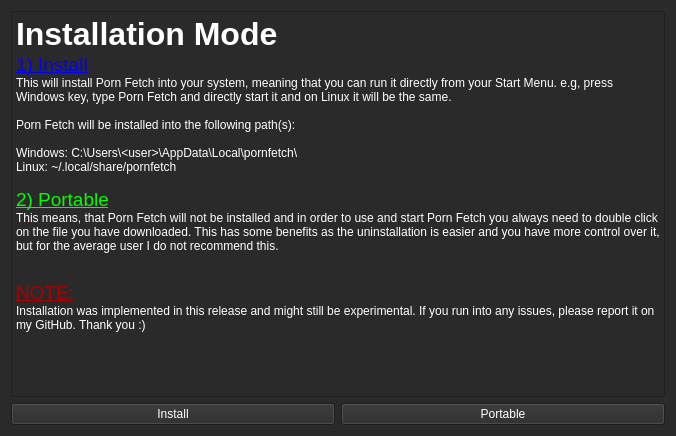
Qt form src/frontend/form_install_dialog.ui (EchterAlsFake/Porn_Fetch) before a commit.
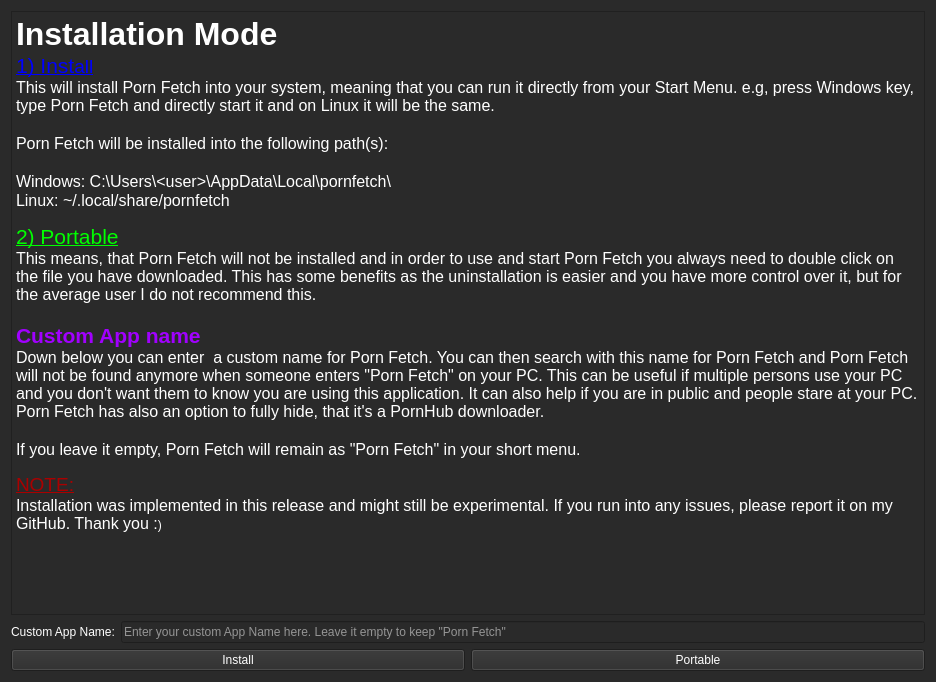
The same form after that commit.

Commit message: - support for custom app name, when installing porn fetch

```diff
--- a/src/frontend/form_install_dialog.ui
+++ b/src/frontend/form_install_dialog.ui
@@ -6,8 +6,8 @@
    <rect>
     <x>0</x>
     <y>0</y>
-    <width>676</width>
-    <height>436</height>
+    <width>936</width>
+    <height>682</height>
    </rect>
   </property>
   <property name="windowTitle">
@@ -29,25 +29,51 @@
 hr { height: 1px; border-width: 0; }
 li.unchecked::marker { content: &quot;\2610&quot;; }
 li.checked::marker { content: &quot;\2612&quot;; }
-&lt;/style&gt;&lt;/head&gt;&lt;body style=&quot; font-family:'Segoe UI'; font-size:9pt; font-weight:400; font-style:normal;&quot;&gt;
-&lt;p style=&quot; margin-top:0px; margin-bottom:0px; margin-left:0px; margin-right:0px; -qt-block-indent:0; text-indent:0px;&quot;&gt;&lt;span style=&quot; font-size:24pt; font-weight:700;&quot;&gt;Installation Mode&lt;/span&gt;&lt;/p&gt;
-&lt;p style=&quot; margin-top:0px; margin-bottom:0px; margin-left:0px; margin-right:0px; -qt-block-indent:0; text-indent:0px;&quot;&gt;&lt;span style=&quot; font-size:14pt; text-decoration: underline; color:#0000ff;&quot;&gt;1) Install&lt;/span&gt;&lt;/p&gt;
-&lt;p style=&quot; margin-top:0px; margin-bottom:0px; margin-left:0px; margin-right:0px; -qt-block-indent:0; text-indent:0px;&quot;&gt;This will install Porn Fetch into your system, meaning that you can run it directly from your Start Menu. e.g, press Windows key, type Porn Fetch and directly start it and on Linux it will be the same.&lt;/p&gt;
+&lt;/style&gt;&lt;/head&gt;&lt;body style=&quot; font-family:'Sans Serif'; font-size:9pt; font-weight:400; font-style:normal;&quot;&gt;
+&lt;p style=&quot; margin-top:0px; margin-bottom:0px; margin-left:0px; margin-right:0px; -qt-block-indent:0; text-indent:0px;&quot;&gt;&lt;span style=&quot; font-family:'Segoe UI'; font-size:24pt; font-weight:700;&quot;&gt;Installation Mode&lt;/span&gt;&lt;/p&gt;
+&lt;p style=&quot; margin-top:0px; margin-bottom:0px; margin-left:0px; margin-right:0px; -qt-block-indent:0; text-indent:0px;&quot;&gt;&lt;span style=&quot; font-family:'Segoe UI'; font-size:16pt; text-decoration: underline; color:#0000ff;&quot;&gt;1) Inst&lt;/span&gt;&lt;span style=&quot; font-family:'Segoe UI'; font-size:14pt; text-decoration: underline; color:#0000ff;&quot;&gt;all&lt;/span&gt;&lt;/p&gt;
+&lt;p style=&quot; margin-top:0px; margin-bottom:0px; margin-left:0px; margin-right:0px; -qt-block-indent:0; text-indent:0px;&quot;&gt;&lt;span style=&quot; font-family:'Segoe UI'; font-size:12pt;&quot;&gt;This will install Porn Fetch into your system, meaning that you can run it directly from your Start Menu. e.g, press Windows key, type Porn Fetch and directly start it and on Linux it will be the same.&lt;/span&gt;&lt;/p&gt;
+&lt;p style=&quot;-qt-paragraph-type:empty; margin-top:0px; margin-bottom:0px; margin-left:0px; margin-right:0px; -qt-block-indent:0; text-indent:0px; font-family:'Segoe UI'; font-size:12pt;&quot;&gt;&lt;br /&gt;&lt;/p&gt;
+&lt;p style=&quot; margin-top:0px; margin-bottom:0px; margin-left:0px; margin-right:0px; -qt-block-indent:0; text-indent:0px;&quot;&gt;&lt;span style=&quot; font-family:'Segoe UI'; font-size:12pt;&quot;&gt;Porn Fetch will be installed into the following path(s):&lt;/span&gt;&lt;/p&gt;
+&lt;p style=&quot;-qt-paragraph-type:empty; margin-top:0px; margin-bottom:0px; margin-left:0px; margin-right:0px; -qt-block-indent:0; text-indent:0px; font-family:'Segoe UI'; font-size:12pt;&quot;&gt;&lt;br /&gt;&lt;/p&gt;
+&lt;p style=&quot; margin-top:0px; margin-bottom:0px; margin-left:0px; margin-right:0px; -qt-block-indent:0; text-indent:0px;&quot;&gt;&lt;span style=&quot; font-family:'Segoe UI'; font-size:12pt;&quot;&gt;Windows: C:\Users\&amp;lt;user&amp;gt;\AppData\Local\pornfetch\&lt;/span&gt;&lt;/p&gt;
+&lt;p style=&quot; margin-top:0px; margin-bottom:0px; margin-left:0px; margin-right:0px; -qt-block-indent:0; text-indent:0px;&quot;&gt;&lt;span style=&quot; font-family:'Segoe UI'; font-size:12pt;&quot;&gt;Linux: ~/.local/share/pornfetch&lt;/span&gt;&lt;/p&gt;
+&lt;p style=&quot;-qt-paragraph-type:empty; margin-top:0px; margin-bottom:0px; margin-left:0px; margin-right:0px; -qt-block-indent:0; text-indent:0px; font-family:'Segoe UI';&quot;&gt;&lt;br /&gt;&lt;/p&gt;
+&lt;p style=&quot; margin-top:0px; margin-bottom:0px; margin-left:0px; margin-right:0px; -qt-block-indent:0; text-indent:0px;&quot;&gt;&lt;span style=&quot; font-family:'Segoe UI'; font-size:16pt; text-decoration: underline; color:#00ff00;&quot;&gt;2) Portable&lt;/span&gt;&lt;/p&gt;
+&lt;p style=&quot; margin-top:0px; margin-bottom:0px; margin-left:0px; margin-right:0px; -qt-block-indent:0; text-indent:0px;&quot;&gt;&lt;span style=&quot; font-family:'Segoe UI'; font-size:12pt;&quot;&gt;This means, that Porn Fetch will not be installed and in order to use and start Porn Fetch you always need to double click on the file you have downloaded. This has some benefits as the uninstallation is easier and you have more control over it, but for the average user I do not recommend this.&lt;/span&gt;&lt;/p&gt;
+&lt;p style=&quot;-qt-paragraph-type:empty; margin-top:0px; margin-bottom:0px; margin-left:0px; margin-right:0px; -qt-block-indent:0; text-indent:0px; font-family:'Segoe UI'; font-size:12pt;&quot;&gt;&lt;br /&gt;&lt;/p&gt;
+&lt;p style=&quot; margin-top:0px; margin-bottom:0px; margin-left:0px; margin-right:0px; -qt-block-indent:0; text-indent:0px;&quot;&gt;&lt;span style=&quot; font-family:'Segoe UI'; font-size:16pt; font-weight:700; color:#a100ff;&quot;&gt;Custom App name&lt;/span&gt;&lt;/p&gt;
+&lt;p style=&quot; margin-top:0px; margin-bottom:0px; margin-left:0px; margin-right:0px; -qt-block-indent:0; text-indent:0px;&quot;&gt;&lt;span style=&quot; font-family:'Segoe UI'; font-size:12pt; color:#ffffff;&quot;&gt;Down below you can enter  a custom name for Porn Fetch. You can then search with this name for Porn Fetch and Porn Fetch will not be found anymore when someone enters &amp;quot;Porn Fetch&amp;quot; on your PC. This can be useful if multiple persons use your PC and you don't want them to know you are using this application. It can also help if you are in public and people stare at your PC. Porn Fetch has also an option to fully hide, that it's a PornHub downloader.&lt;/span&gt;&lt;/p&gt;
+&lt;p style=&quot;-qt-paragraph-type:empty; margin-top:0px; margin-bottom:0px; margin-left:0px; margin-right:0px; -qt-block-indent:0; text-indent:0px; font-family:'Segoe UI'; font-size:12pt; color:#ffffff;&quot;&gt;&lt;br /&gt;&lt;/p&gt;
+&lt;p style=&quot; margin-top:0px; margin-bottom:0px; margin-left:0px; margin-right:0px; -qt-block-indent:0; text-indent:0px;&quot;&gt;&lt;span style=&quot; font-size:12pt; color:#ffffff;&quot;&gt;If you leave it empty, Porn Fetch will remain as &amp;quot;Porn Fetch&amp;quot; in your short menu.&lt;/span&gt;&lt;/p&gt;
 &lt;p style=&quot;-qt-paragraph-type:empty; margin-top:0px; margin-bottom:0px; margin-left:0px; margin-right:0px; -qt-block-indent:0; text-indent:0px;&quot;&gt;&lt;br /&gt;&lt;/p&gt;
-&lt;p style=&quot; margin-top:0px; margin-bottom:0px; margin-left:0px; margin-right:0px; -qt-block-indent:0; text-indent:0px;&quot;&gt;Porn Fetch will be installed into the following path(s):&lt;/p&gt;
-&lt;p style=&quot;-qt-paragraph-type:empty; margin-top:0px; margin-bottom:0px; margin-left:0px; margin-right:0px; -qt-block-indent:0; text-indent:0px;&quot;&gt;&lt;br /&gt;&lt;/p&gt;
-&lt;p style=&quot; margin-top:0px; margin-bottom:0px; margin-left:0px; margin-right:0px; -qt-block-indent:0; text-indent:0px;&quot;&gt;Windows: C:\Users\&amp;lt;user&amp;gt;\AppData\Local\pornfetch\&lt;/p&gt;
-&lt;p style=&quot; margin-top:0px; margin-bottom:0px; margin-left:0px; margin-right:0px; -qt-block-indent:0; text-indent:0px;&quot;&gt;Linux: ~/.local/share/pornfetch&lt;/p&gt;
-&lt;p style=&quot;-qt-paragraph-type:empty; margin-top:0px; margin-bottom:0px; margin-left:0px; margin-right:0px; -qt-block-indent:0; text-indent:0px;&quot;&gt;&lt;br /&gt;&lt;/p&gt;
-&lt;p style=&quot; margin-top:0px; margin-bottom:0px; margin-left:0px; margin-right:0px; -qt-block-indent:0; text-indent:0px;&quot;&gt;&lt;span style=&quot; font-size:14pt; text-decoration: underline; color:#00ff00;&quot;&gt;2) Portable&lt;/span&gt;&lt;/p&gt;
-&lt;p style=&quot; margin-top:0px; margin-bottom:0px; margin-left:0px; margin-right:0px; -qt-block-indent:0; text-indent:0px;&quot;&gt;This means, that Porn Fetch will not be installed and in order to use and start Porn Fetch you always need to double click on the file you have downloaded. This has some benefits as the uninstallation is easier and you have more control over it, but for the average user I do not recommend this.&lt;/p&gt;
-&lt;p style=&quot;-qt-paragraph-type:empty; margin-top:0px; margin-bottom:0px; margin-left:0px; margin-right:0px; -qt-block-indent:0; text-indent:0px;&quot;&gt;&lt;br /&gt;&lt;/p&gt;
-&lt;p style=&quot;-qt-paragraph-type:empty; margin-top:0px; margin-bottom:0px; margin-left:0px; margin-right:0px; -qt-block-indent:0; text-indent:0px;&quot;&gt;&lt;br /&gt;&lt;/p&gt;
-&lt;p style=&quot; margin-top:0px; margin-bottom:0px; margin-left:0px; margin-right:0px; -qt-block-indent:0; text-indent:0px;&quot;&gt;&lt;span style=&quot; font-size:14pt; text-decoration: underline; color:#aa0000;&quot;&gt;NOTE:&lt;/span&gt;&lt;/p&gt;
-&lt;p style=&quot; margin-top:0px; margin-bottom:0px; margin-left:0px; margin-right:0px; -qt-block-indent:0; text-indent:0px;&quot;&gt;Installation was implemented in this release and might still be experimental. If you run into any issues, please report it on my GitHub. Thank you :) &lt;/p&gt;&lt;/body&gt;&lt;/html&gt;</string>
+&lt;p style=&quot; margin-top:0px; margin-bottom:0px; margin-left:0px; margin-right:0px; -qt-block-indent:0; text-indent:0px;&quot;&gt;&lt;span style=&quot; font-family:'Segoe UI'; font-size:14pt; text-decoration: underline; color:#aa0000;&quot;&gt;NOTE:&lt;/span&gt;&lt;/p&gt;
+&lt;p style=&quot; margin-top:0px; margin-bottom:0px; margin-left:0px; margin-right:0px; -qt-block-indent:0; text-indent:0px;&quot;&gt;&lt;span style=&quot; font-family:'Segoe UI'; font-size:12pt;&quot;&gt;Installation was implemented in this release and might still be experimental. If you run into any issues, please report it on my GitHub. Thank you :&lt;/span&gt;&lt;span style=&quot; font-family:'Segoe UI';&quot;&gt;) &lt;/span&gt;&lt;/p&gt;
+&lt;p style=&quot;-qt-paragraph-type:empty; margin-top:0px; margin-bottom:0px; margin-left:0px; margin-right:0px; -qt-block-indent:0; text-indent:0px; font-family:'Segoe UI';&quot;&gt;&lt;br /&gt;&lt;/p&gt;&lt;/body&gt;&lt;/html&gt;</string>
        </property>
       </widget>
      </item>
+     <item>
+      <layout class="QHBoxLayout" name="horizontalLayout_2">
+       <item>
+        <widget class="QLabel" name="label_custom_app_name">
+         <property name="text">
+          <string>Custom App Name:</string>
+         </property>
+        </widget>
+       </item>
+       <item>
+        <widget class="QLineEdit" name="lineedit_custom_app_name">
+         <property name="text">
+          <string/>
+         </property>
+         <property name="placeholderText">
+          <string>Enter your custom App Name here. Leave it empty to keep &quot;Porn Fetch&quot;</string>
+         </property>
+        </widget>
+       </item>
+      </layout>
+     </item>
      <item>
       <layout class="QHBoxLayout" name="horizontalLayout">
        <item>
```
The commit also changes 2 other files.
